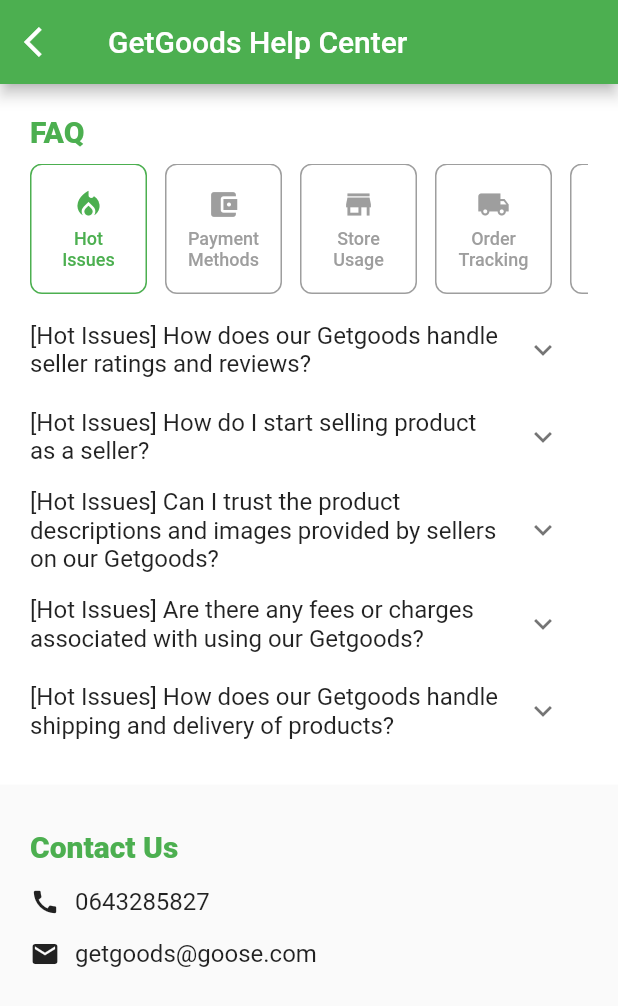
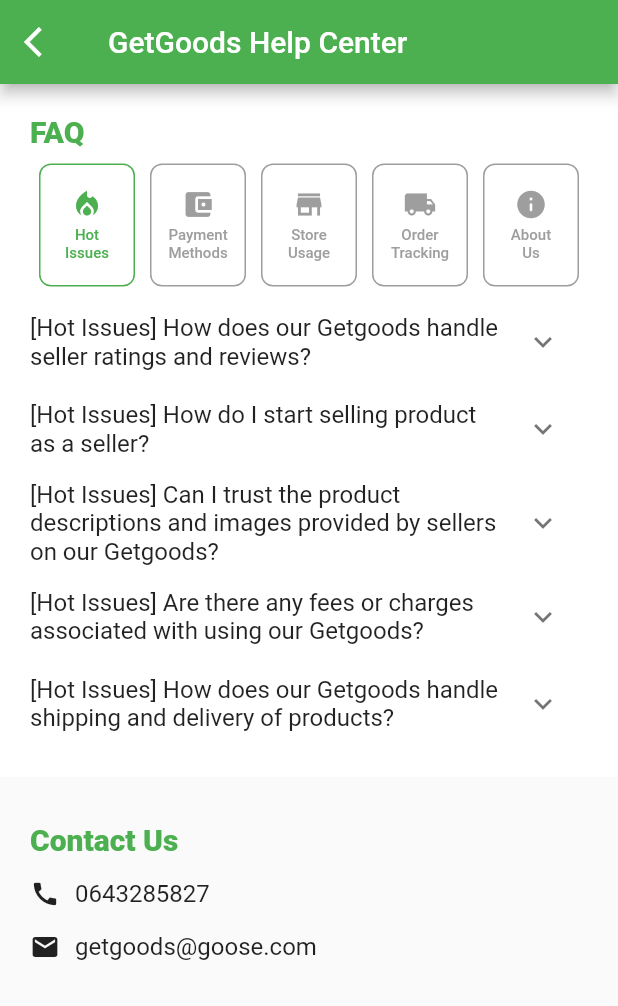
Before and after one commit to boss4848/getgoods, a Flutter app: the HelpCenter screen opened directly, on a phone screen of 412 x 824 dp. Shown: the top 1006 px of the screen. Run offline on Flutter 3.47's test engine with Material 2 defaults, Android fonts, the phone set to English and light mode, and no system bars; our stand-ins replace cached_network_image, carousel_slider, custom_refresh_indicator, dio, fl_chart, flutter_dotenv and 4 more; accounts and stored records are empty; network calls fail.

Commit message:
[ADD] Responsive in type icon

```diff
--- a/front_end/lib/src/pages/help_center/widgets/IssueType.dart
+++ b/front_end/lib/src/pages/help_center/widgets/IssueType.dart
@@ -40,7 +40,8 @@ class _IssueTypeWidgetState extends State<IssueTypeWidget> {
       children: [
         SingleChildScrollView(
           scrollDirection: Axis.horizontal,
-          child: Row(
+          child: Wrap(
+            spacing: 10,
             children: [
               WidgetButton(
                 onPressed: () => setActiveState(0),
@@ -48,17 +49,11 @@ class _IssueTypeWidgetState extends State<IssueTypeWidget> {
                 buttonText: 'Hot\nIssues',
                 icon: Icon(Icons.local_fire_department),
               ),
-              const SizedBox(
-                width: 12,
-              ),
               WidgetButton(
                 onPressed: () => setActiveState(1),
                 isActive: activeIndex == 1,
                 buttonText: 'Payment\nMethods',
                 icon: Icon(Icons.account_balance_wallet),
-              ),
-              const SizedBox(
-                width: 12,
               ),
               WidgetButton(
                 onPressed: () => setActiveState(2),
@@ -66,22 +61,16 @@ class _IssueTypeWidgetState extends State<IssueTypeWidget> {
                 buttonText: 'Store\nUsage',
                 icon: Icon(Icons.store),
               ),
-              const SizedBox(
-                width: 12,
-              ),
               WidgetButton(
                 onPressed: () => setActiveState(3),
                 isActive: activeIndex == 3,
                 buttonText: 'Order\nTracking',
                 icon: Icon(Icons.local_shipping),
               ),
-              const SizedBox(
-                width: 12,
-              ),
               WidgetButton(
                 onPressed: () => setActiveState(4),
                 isActive: activeIndex == 4,
-                buttonText: 'About\nGetGoods',
+                buttonText: 'About\nUs',
                 icon: Icon(Icons.info_rounded),
               ),
             ],
@@ -128,7 +117,7 @@ class WidgetButton extends StatelessWidget {
       ),
       child: SizedBox(
         // height: 80,
-        width: 62,
+        width: MediaQuery.of(context).size.width / 9,
         child: Padding(
           padding: const EdgeInsets.symmetric(
             vertical: 8,
@@ -141,12 +130,12 @@ class WidgetButton extends StatelessWidget {
                 size: 22.0,
                 color: isActive ? activeColor : deactiveColor,
               ),
-              const SizedBox(height: 5.0),
+              const SizedBox(height: 4.0),
               Text(
                 buttonText,
                 style: TextStyle(
                   color: isActive ? activeColor : deactiveColor,
-                  fontSize: 12.0,
+                  fontSize: 10.0,
                 ),
                 textAlign: TextAlign.center,
               ),
```
